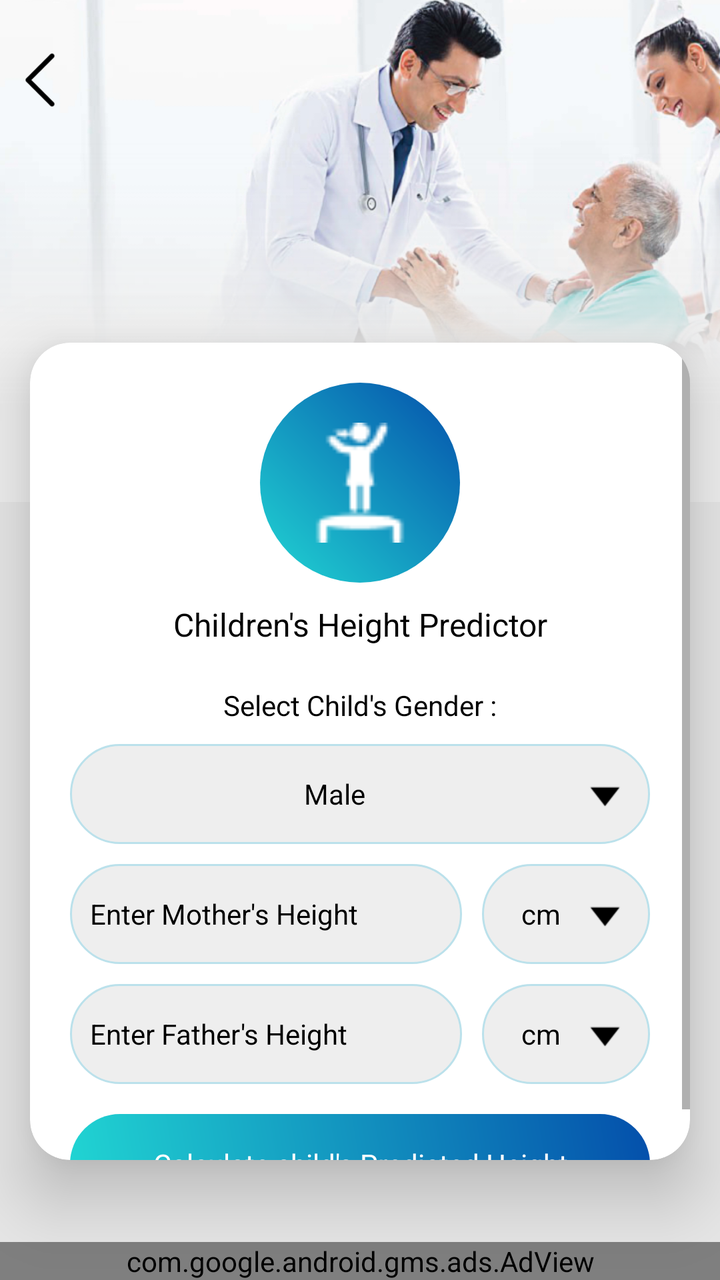
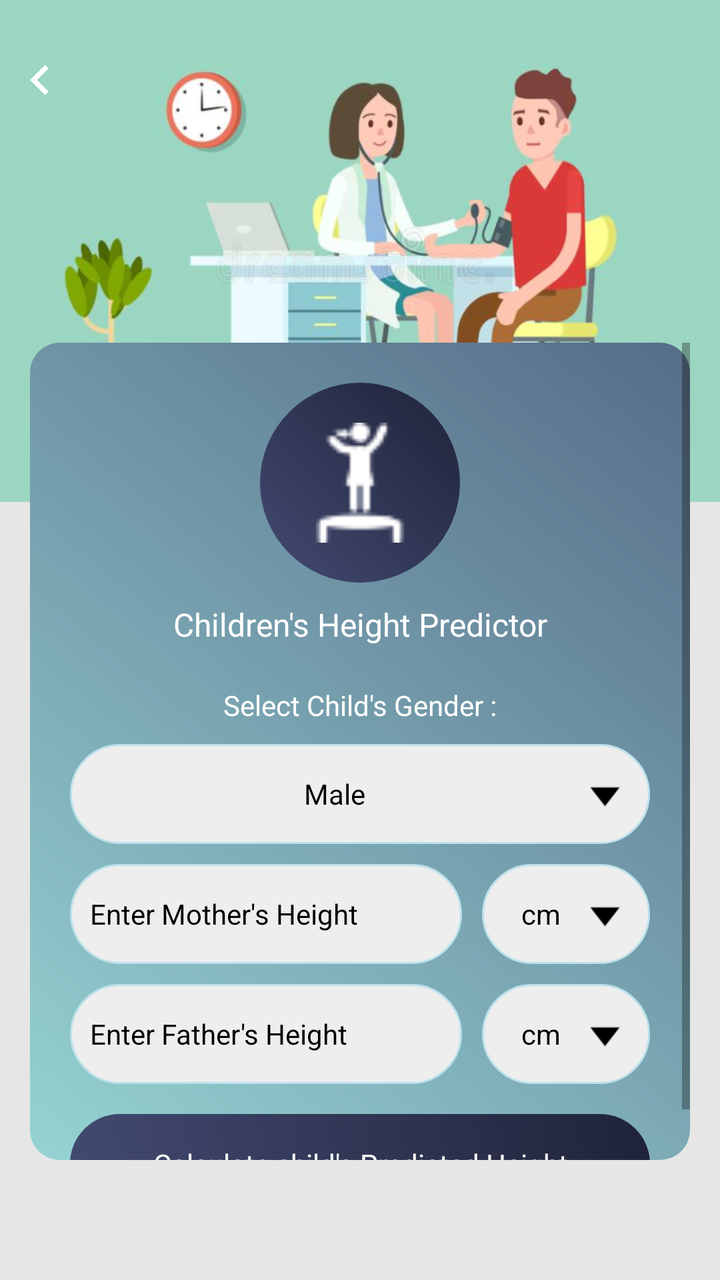

The first picture is an Android layout as it rendered before a commit; the second is the same layout after the commit. The layout source and the unified diff follow.
<!-- AndroidManifest.xml: application theme AppTheme -->
<!-- res/layout/children_height_prediction_calculator.xml -->
<?xml version="1.0" encoding="utf-8"?>
<RelativeLayout xmlns:android="http://schemas.android.com/apk/res/android"
    xmlns:aapt="http://schemas.android.com/aapt"
    xmlns:app="http://schemas.android.com/apk/res-auto"
    android:layout_width="match_parent"
    android:layout_height="match_parent"
    android:background="@color/gray_color">


    <RelativeLayout
        android:id="@+id/banner"
        android:layout_width="match_parent"
        android:layout_height="wrap_content"
        android:background="@mipmap/calculator_banner_2">

    </RelativeLayout>
    <ImageView
        android:id="@+id/iv_back"
        android:layout_width="40dp"
        android:layout_height="40dp"
        android:layout_alignParentLeft="true"
        android:layout_alignParentTop="true"
        android:layout_marginTop="20dp"
        android:padding="5dp"
        android:src="@mipmap/left_arrow" />



    <androidx.cardview.widget.CardView
        android:id="@+id/cardviewone"
        android:layout_marginBottom="60dp"
        android:layout_width="match_parent"
        android:layout_height="wrap_content"
        android:layout_marginLeft="@dimen/text_15"
        android:layout_below="@+id/banner"
        android:layout_marginTop="-80dp"
        android:layout_marginRight="@dimen/text_15"
        android:orientation="horizontal"
        app:cardCornerRadius="20dp"
        app:cardElevation="20dip">


    <ScrollView
        android:layout_width="match_parent"
        android:layout_height="wrap_content"
        android:layout_above="@+id/ad_layout"
        android:layout_below="@+id/tv_children_height_growth">

        <LinearLayout
            android:layout_width="match_parent"
            android:layout_height="wrap_content"
            android:layout_centerInParent="true"
            android:layout_margin="20dp"
            android:orientation="vertical">

            <RelativeLayout
                android:layout_width="match_parent"
                android:layout_above="@+id/cardviewone"

                android:layout_height="wrap_content">
                <RelativeLayout
                    android:id="@+id/rel12"
                    android:layout_width="100dp"
                    android:layout_centerInParent="true"
                    android:background="@drawable/a3_grad"
                    android:layout_height="100dp">

                    <ImageView
                        android:id="@+id/iv_children_height_growth"
                        android:layout_width="60dp"
                        android:layout_height="60dp"
                        android:layout_centerHorizontal="true"
                        android:layout_centerInParent="true"
                        android:src="@drawable/img_childrens_height_predictor" />
                </RelativeLayout>
            </RelativeLayout>


            <TextView
                android:id="@+id/tv_children_height_growth"
                android:layout_width="match_parent"
                android:layout_height="wrap_content"
                android:layout_below="@+id/rel12"
                android:textAlignment="center"
                android:layout_centerHorizontal="true"
                android:layout_margin="10dp"
                android:text="@string/Childrens_Height_Predictor"
                android:textColor="@color/black"
                android:textSize="@dimen/textsize_16" />

            
            <TextView
                android:id="@+id/tv_select_gender"
                android:layout_width="match_parent"
                android:layout_height="wrap_content"
                android:layout_weight="3"
                android:gravity="center"
                android:padding="10dp"
                android:text="@string/Select_Child_Gender"
                android:textColor="@color/black"
                android:textSize="@dimen/textsize_14" />

            <TextView
                android:id="@+id/tv_gender"
                android:layout_width="match_parent"
                android:layout_height="50dp"
                android:layout_marginBottom="10dp"
                android:layout_weight="3"
                android:background="@drawable/corner2"
                android:drawableRight="@mipmap/down"
                android:gravity="center"
                android:padding="10dp"
                android:text="@string/Male"
                android:textColor="@color/black"
                android:textSize="@dimen/textsize_14" />

            <LinearLayout
                android:layout_width="match_parent"
                android:layout_height="wrap_content"
                android:layout_centerInParent="true"
                android:orientation="horizontal"
                android:weightSum="10">

                <EditText
                    android:id="@+id/et_mother_height"
                    android:layout_width="0dp"
                    android:layout_height="50dp"
                    android:layout_weight="7"
                    android:background="@drawable/corner2"
                    android:hint="@string/Enter_Mothers_Height"
                    android:imeOptions="actionDone"
                    android:inputType="numberDecimal"
                    android:paddingLeft="10dp"
                    android:textColor="@color/black"
                    android:textColorHint="@color/black"
                    android:textSize="@dimen/textsize_14" />

                <TextView
                    android:id="@+id/tv_heightunit_mother"
                    android:layout_width="0dp"
                    android:layout_height="match_parent"
                    android:layout_marginLeft="10dp"
                    android:layout_weight="3"
                    android:background="@drawable/corner2"
                    android:drawableRight="@mipmap/down"
                    android:gravity="center"
                    android:padding="10dp"
                    android:text="@string/cm"
                    android:textColor="@color/black" />
            </LinearLayout>

            <LinearLayout
                android:layout_width="match_parent"
                android:layout_height="wrap_content"
                android:layout_centerInParent="true"
                android:layout_marginTop="10dp"
                android:orientation="horizontal"
                android:weightSum="10">

                <EditText
                    android:id="@+id/et_fathers_height"
                    android:layout_width="0dp"
                    android:layout_height="50dp"
                    android:layout_weight="7"
                    android:background="@drawable/corner2"
                    android:hint="@string/Enter_Fathers_Height"
                    android:imeOptions="actionNext"
                    android:inputType="numberDecimal"
                    android:paddingLeft="10dp"
                    android:textColor="@color/black"
                    android:textColorHint="@color/black"
                    android:textSize="@dimen/textsize_14" />

                <TextView
                    android:id="@+id/tv_heightunit_father"
                    android:layout_width="0dp"
                    android:layout_height="match_parent"
                    android:layout_marginLeft="10dp"
                    android:layout_weight="3"
                    android:background="@drawable/corner2"
                    android:drawableRight="@mipmap/down"
                    android:gravity="center"
                    android:padding="10dp"
                    android:text="@string/cm"
                    android:textColor="@color/black" />
            </LinearLayout>

            <TextView
                android:id="@+id/tv_search_predicted_height"
                android:layout_width="match_parent"
                android:layout_height="50dp"
                android:layout_marginTop="15dp"
                android:background="@drawable/a3_grad"
                android:gravity="center"
                android:text="@string/Calculate_childs_Predicted_Height"
                android:textColor="@color/white"
                android:textColorHint="@color/white"
                android:textSize="@dimen/textsize_14" />
        </LinearLayout>
    </ScrollView>
    
    </androidx.cardview.widget.CardView>

    <include
        android:id="@+id/ad_layout"
        layout="@layout/native_ad"
        android:layout_width="match_parent"
        android:layout_height="wrap_content"
        android:layout_alignParentLeft="true"
        android:layout_alignParentBottom="true"
        android:layout_gravity="top|center_vertical|center_horizontal|center" />
</RelativeLayout>
<!-- res/layout/native_ad.xml (included above) -->
<?xml version="1.0" encoding="utf-8"?>
<LinearLayout xmlns:android="http://schemas.android.com/apk/res/android"
    xmlns:aapt="http://schemas.android.com/aapt"
    xmlns:app="http://schemas.android.com/apk/res-auto"
    android:layout_width="match_parent"
    android:layout_height="wrap_content"
    android:orientation="vertical">

    <com.google.android.gms.ads.AdView
        android:id="@+id/adView"
        android:layout_width="match_parent"
        android:layout_height="wrap_content"
        android:layout_above="@+id/ll_footer_menu"
        app:adSize="BANNER"
        app:adUnitId="@string/banner_ad" />
</LinearLayout>
<!-- resources referenced by this layout -->
<resources>
  <color name="black">#000000</color>
  <color name="gray_color">#E6E6E6</color>
  <color name="white">#ffffff</color>
  <dimen name="text_15">15sp</dimen>
  <dimen name="textsize_14">14sp</dimen>
  <dimen name="textsize_16">16sp</dimen>
  <!-- drawable a3_grad (drawable) -->
  <?xml version="1.0" encoding="utf-8"?>
  <shape xmlns:android="http://schemas.android.com/apk/res/android">
      <gradient
          android:angle="225"
          android:endColor="#21d6d3"
          android:startColor="#044fab" />
  
      <corners android:radius="200dp"/>
      
  </shape>
  <!-- drawable corner2 (drawable) -->
  <?xml version="1.0" encoding="utf-8"?>
  <shape xmlns:android="http://schemas.android.com/apk/res/android"
      android:shape="rectangle">
  
  
      <stroke
          android:width="1dp"
          android:color="#BBE1EB"/>
  
      <corners android:radius="200dp"/>
  
      <solid
          android:color="#EEEEEE"/>
  
  </shape>
  <!-- drawable img_childrens_height_predictor: png bitmap (drawable, 463 bytes) -->
  <!-- mipmap calculator_banner_2: png bitmap (mipmap-xhdpi, 230774 bytes) -->
  <!-- mipmap down: png bitmap (mipmap-xhdpi, 325 bytes) -->
  <!-- mipmap left_arrow: png bitmap (mipmap-xhdpi, 499 bytes) -->
  <string name="Calculate_childs_Predicted_Height">Calculate child\'s Predicted Height</string>
  <string name="Childrens_Height_Predictor">Children\'s Height Predictor</string>
  <string name="Enter_Fathers_Height">Enter Father\'s Height</string>
  <string name="Enter_Mothers_Height">Enter Mother\'s Height</string>
  <string name="Male">Male</string>
  <string name="Select_Child_Gender">Select Child\'s Gender :</string>
  <string name="banner_ad">ca-app-pub-3940256099942544/6300978111</string>
  <string name="cm">cm</string>
  <style name="AppTheme" parent="Theme.AppCompat.Light.DarkActionBar">
          
          <item name="colorPrimary">@color/colorPrimary</item>
          <item name="colorPrimaryDark">@color/colorPrimaryDark</item>
          <item name="colorAccent">@color/colorAccent</item>
      </style>
  <color name="colorPrimary">#36D1DC</color>
  <color name="colorPrimaryDark">#044fab</color>
  <color name="colorAccent">#03DAC5</color>
</resources>

<!-- the commit's change to res/layout/children_height_prediction_calculator.xml (unified diff, before → after) -->
@@ -22,11 +22,11 @@
         android:layout_alignParentTop="true"
         android:layout_marginTop="20dp"
         android:padding="5dp"
-        android:src="@mipmap/left_arrow" />
-
-
-
-    <androidx.cardview.widget.CardView
+        android:src="@drawable/ic_chevron_left_white_24dp" />
+
+
+
+    <LinearLayout
         android:id="@+id/cardviewone"
         android:layout_marginBottom="60dp"
         android:layout_width="match_parent"
@@ -36,14 +36,14 @@
         android:layout_marginTop="-80dp"
         android:layout_marginRight="@dimen/text_15"
         android:orientation="horizontal"
-        app:cardCornerRadius="20dp"
+        android:background="@drawable/a2_grad_black"
         app:cardElevation="20dip">
 
 
     <ScrollView
         android:layout_width="match_parent"
         android:layout_height="wrap_content"
-        android:layout_above="@+id/ad_layout"
+        android:layout_above="@+id/normal_ad_include"
         android:layout_below="@+id/tv_children_height_growth">
 
         <LinearLayout
@@ -85,7 +85,7 @@
                 android:layout_centerHorizontal="true"
                 android:layout_margin="10dp"
                 android:text="@string/Childrens_Height_Predictor"
-                android:textColor="@color/black"
+                android:textColor="@color/white"
                 android:textSize="@dimen/textsize_16" />
 
             
@@ -97,7 +97,7 @@
                 android:gravity="center"
                 android:padding="10dp"
                 android:text="@string/Select_Child_Gender"
-                android:textColor="@color/black"
+                android:textColor="@color/white"
                 android:textSize="@dimen/textsize_14" />
 
             <TextView
@@ -199,31 +199,12 @@
         </LinearLayout>
     </ScrollView>
     
-    </androidx.cardview.widget.CardView>
-
-    <include
-        android:id="@+id/ad_layout"
-        layout="@layout/native_ad"
-        android:layout_width="match_parent"
-        android:layout_height="wrap_content"
-        android:layout_alignParentLeft="true"
-        android:layout_alignParentBottom="true"
-        android:layout_gravity="top|center_vertical|center_horizontal|center" />
+    </LinearLayout>
+
+    <LinearLayout
+        android:id="@+id/normal_ad_include"
+        android:layout_width="match_parent"
+        android:layout_height="wrap_content"
+        android:orientation="vertical"
+        android:layout_alignParentBottom="true"/>
 </RelativeLayout>
-<!-- res/layout/native_ad.xml (included above) -->
-<?xml version="1.0" encoding="utf-8"?>
-<LinearLayout xmlns:android="http://schemas.android.com/apk/res/android"
-    xmlns:aapt="http://schemas.android.com/aapt"
-    xmlns:app="http://schemas.android.com/apk/res-auto"
-    android:layout_width="match_parent"
-    android:layout_height="wrap_content"
-    android:orientation="vertical">
-
-    <com.google.android.gms.ads.AdView
-        android:id="@+id/adView"
-        android:layout_width="match_parent"
-        android:layout_height="wrap_content"
-        android:layout_above="@+id/ll_footer_menu"
-        app:adSize="BANNER"
-        app:adUnitId="@string/banner_ad" />
-</LinearLayout>
<!-- resource entries referenced after the edit -->
@@ -6,16 +6,27 @@
   <dimen name="text_15">15sp</dimen>
   <dimen name="textsize_14">14sp</dimen>
   <dimen name="textsize_16">16sp</dimen>
-  <!-- drawable a3_grad (drawable) -->
+  <!-- drawable a2_grad_black (drawable) -->
   <?xml version="1.0" encoding="utf-8"?>
   <shape xmlns:android="http://schemas.android.com/apk/res/android">
       <gradient
           android:angle="225"
-          android:endColor="#21d6d3"
-          android:startColor="#044fab" />
+          android:endColor="#96D3D3"
+          android:startColor="#566C88" />
   
-      <corners android:radius="200dp"/>
-      
+      <corners android:radius="15dp"/>
+  
+  </shape>
+  <!-- drawable a3_grad (drawable) -->
+  <?xml version="1.0" encoding="utf-8"?>
+  <shape xmlns:android="http://schemas.android.com/apk/res/android">
+  <gradient
+      android:angle="225"
+      android:endColor="#434A71"
+      android:startColor="#1F2339" />
+  
+  <corners android:radius="200dp"/>
+  
   </shape>
   <!-- drawable corner2 (drawable) -->
   <?xml version="1.0" encoding="utf-8"?>
@@ -33,17 +44,21 @@
           android:color="#EEEEEE"/>
   
   </shape>
+  <!-- drawable ic_chevron_left_white_24dp (drawable) -->
+  <vector android:height="24dp" android:tint="#FFFFFF"
+      android:viewportHeight="24" android:viewportWidth="24"
+      android:width="24dp" xmlns:android="http://schemas.android.com/apk/res/android">
+      <path android:fillColor="@android:color/white" android:pathData="M15.41,7.41L14,6l-6,6 6,6 1.41,-1.41L10.83,12z"/>
+  </vector>
   <!-- drawable img_childrens_height_predictor: png bitmap (drawable, 463 bytes) -->
-  <!-- mipmap calculator_banner_2: png bitmap (mipmap-xhdpi, 230774 bytes) -->
+  <!-- mipmap calculator_banner_2: png bitmap (mipmap-xhdpi, 192739 bytes) -->
   <!-- mipmap down: png bitmap (mipmap-xhdpi, 325 bytes) -->
-  <!-- mipmap left_arrow: png bitmap (mipmap-xhdpi, 499 bytes) -->
   <string name="Calculate_childs_Predicted_Height">Calculate child\'s Predicted Height</string>
   <string name="Childrens_Height_Predictor">Children\'s Height Predictor</string>
   <string name="Enter_Fathers_Height">Enter Father\'s Height</string>
   <string name="Enter_Mothers_Height">Enter Mother\'s Height</string>
   <string name="Male">Male</string>
   <string name="Select_Child_Gender">Select Child\'s Gender :</string>
-  <string name="banner_ad">ca-app-pub-3940256099942544/6300978111</string>
   <string name="cm">cm</string>
   <style name="AppTheme" parent="Theme.AppCompat.Light.DarkActionBar">
           
@@ -51,8 +66,8 @@
           <item name="colorPrimaryDark">@color/colorPrimaryDark</item>
           <item name="colorAccent">@color/colorAccent</item>
       </style>
-  <color name="colorPrimary">#36D1DC</color>
-  <color name="colorPrimaryDark">#044fab</color>
-  <color name="colorAccent">#03DAC5</color>
+  <color name="colorPrimary">#434A71</color>
+  <color name="colorPrimaryDark">#1F2339</color>
+  <color name="colorAccent">#1F2339</color>
 </resources>
 
